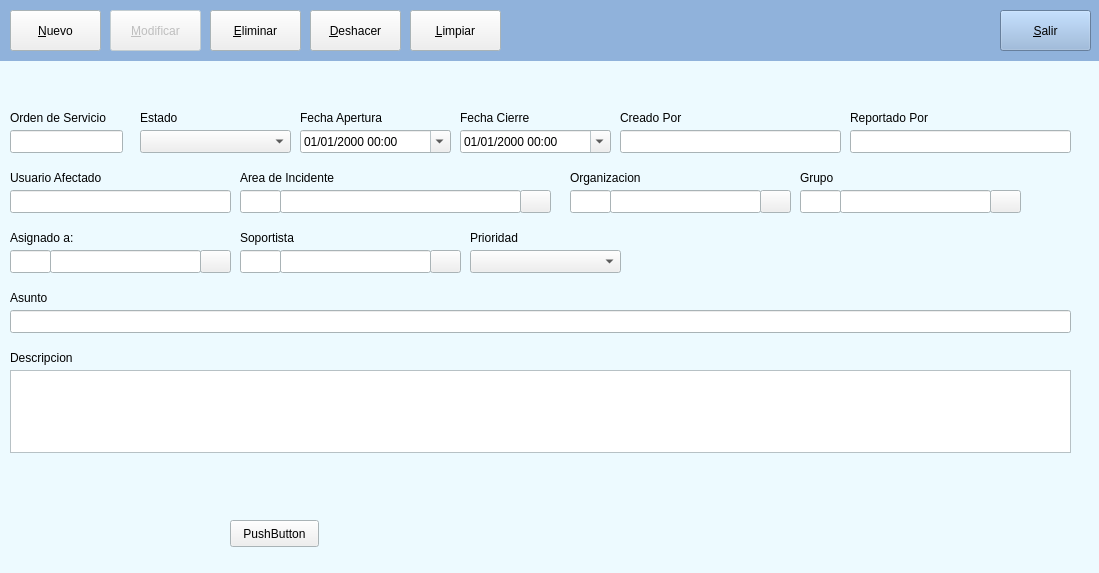
Before: the Qt Designer form src/ods.ui in foxcarlos/asiste, drawn with Qt 5.
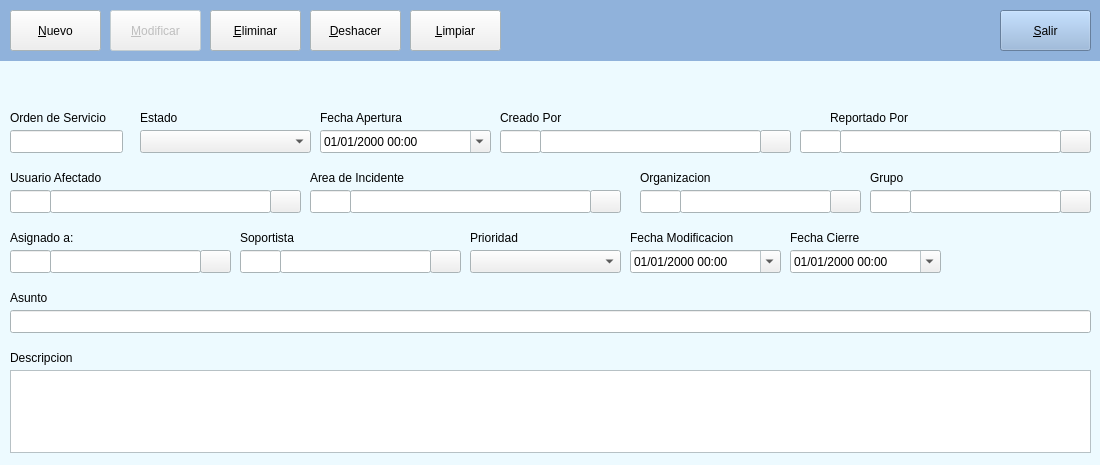
After: the same form once the commit is applied. Icons and pictures are not drawn.

Commit message:
modified:   asiste.py, Terminado el metodo autocompletar de los textbox creadoPor,ReportadoPor y afectado
modified:   src/ods.ui, Organizando algunos controles dentro del form

The edit to the form file:
```diff
--- a/src/ods.ui
+++ b/src/ods.ui
@@ -6,8 +6,8 @@
    <rect>
     <x>0</x>
     <y>0</y>
-    <width>1099</width>
-    <height>573</height>
+    <width>1100</width>
+    <height>465</height>
    </rect>
   </property>
   <property name="palette">
@@ -80,7 +80,7 @@
   <widget class="QLineEdit" name="lineEdit_9">
    <property name="geometry">
     <rect>
-     <x>280</x>
+     <x>350</x>
      <y>190</y>
      <width>241</width>
      <height>23</height>
@@ -100,16 +100,6 @@
     <string>Usuario Afectado</string>
    </property>
   </widget>
-  <widget class="QLineEdit" name="txtCreadoPor">
-   <property name="geometry">
-    <rect>
-     <x>620</x>
-     <y>130</y>
-     <width>221</width>
-     <height>23</height>
-    </rect>
-   </property>
-  </widget>
   <widget class="QLabel" name="label_12">
    <property name="geometry">
     <rect>
@@ -128,7 +118,7 @@
     <rect>
      <x>10</x>
      <y>370</y>
-     <width>1061</width>
+     <width>1081</width>
      <height>83</height>
     </rect>
    </property>
@@ -146,23 +136,10 @@
     <string>Orden de Servicio</string>
    </property>
   </widget>
-  <widget class="QLabel" name="label_5">
-   <property name="geometry">
-    <rect>
-     <x>620</x>
-     <y>110</y>
-     <width>111</width>
-     <height>16</height>
-    </rect>
-   </property>
-   <property name="text">
-    <string>Creado Por</string>
-   </property>
-  </widget>
   <widget class="QLabel" name="label_3">
    <property name="geometry">
     <rect>
-     <x>300</x>
+     <x>320</x>
      <y>110</y>
      <width>111</width>
      <height>16</height>
@@ -172,23 +149,10 @@
     <string>Fecha Apertura</string>
    </property>
   </widget>
-  <widget class="QLabel" name="label_4">
-   <property name="geometry">
-    <rect>
-     <x>460</x>
-     <y>110</y>
-     <width>111</width>
-     <height>16</height>
-    </rect>
-   </property>
-   <property name="text">
-    <string>Fecha Cierre</string>
-   </property>
-  </widget>
   <widget class="QLabel" name="label_11">
    <property name="geometry">
     <rect>
-     <x>240</x>
+     <x>310</x>
      <y>170</y>
      <width>121</width>
      <height>16</height>
@@ -198,22 +162,12 @@
     <string>Area de Incidente</string>
    </property>
   </widget>
-  <widget class="QLineEdit" name="txtReportadoPor">
-   <property name="geometry">
-    <rect>
-     <x>850</x>
-     <y>130</y>
-     <width>221</width>
-     <height>23</height>
-    </rect>
-   </property>
-  </widget>
   <widget class="QComboBox" name="cbxEstado">
    <property name="geometry">
     <rect>
      <x>140</x>
      <y>130</y>
-     <width>151</width>
+     <width>171</width>
      <height>23</height>
     </rect>
    </property>
@@ -237,7 +191,7 @@
   <widget class="QLabel" name="label_9">
    <property name="geometry">
     <rect>
-     <x>570</x>
+     <x>640</x>
      <y>170</y>
      <width>111</width>
      <height>16</height>
@@ -247,20 +201,10 @@
     <string>Organizacion</string>
    </property>
   </widget>
-  <widget class="QLineEdit" name="txtAfectado">
-   <property name="geometry">
-    <rect>
-     <x>10</x>
-     <y>190</y>
-     <width>221</width>
-     <height>23</height>
-    </rect>
-   </property>
-  </widget>
   <widget class="QLabel" name="label_6">
    <property name="geometry">
     <rect>
-     <x>850</x>
+     <x>830</x>
      <y>110</y>
      <width>111</width>
      <height>16</height>
@@ -298,7 +242,7 @@
     <rect>
      <x>10</x>
      <y>310</y>
-     <width>1061</width>
+     <width>1081</width>
      <height>23</height>
     </rect>
    </property>
@@ -306,51 +250,19 @@
   <widget class="QLineEdit" name="lineEdit_10">
    <property name="geometry">
     <rect>
-     <x>610</x>
+     <x>680</x>
      <y>190</y>
      <width>151</width>
      <height>23</height>
     </rect>
    </property>
   </widget>
-  <widget class="QPushButton" name="btnCombo">
+  <widget class="QDateTimeEdit" name="txtFechaApertura">
    <property name="geometry">
     <rect>
-     <x>230</x>
-     <y>520</y>
-     <width>89</width>
-     <height>27</height>
-    </rect>
-   </property>
-   <property name="text">
-    <string>PushButton</string>
-   </property>
-  </widget>
-  <widget class="QDateTimeEdit" name="dateTimeEdit">
-   <property name="geometry">
-    <rect>
-     <x>300</x>
+     <x>320</x>
      <y>130</y>
-     <width>151</width>
-     <height>23</height>
-    </rect>
-   </property>
-   <property name="wrapping">
-    <bool>false</bool>
-   </property>
-   <property name="displayFormat">
-    <string>dd/MM/yyyy HH:mm</string>
-   </property>
-   <property name="calendarPopup">
-    <bool>true</bool>
-   </property>
-  </widget>
-  <widget class="QDateTimeEdit" name="dateTimeEdit_2">
-   <property name="geometry">
-    <rect>
-     <x>460</x>
-     <y>130</y>
-     <width>151</width>
+     <width>171</width>
      <height>23</height>
     </rect>
    </property>
@@ -367,7 +279,7 @@
   <widget class="QLineEdit" name="lineEdit_13">
    <property name="geometry">
     <rect>
-     <x>240</x>
+     <x>310</x>
      <y>190</y>
      <width>41</width>
      <height>23</height>
@@ -377,7 +289,7 @@
   <widget class="QPushButton" name="pushButton">
    <property name="geometry">
     <rect>
-     <x>520</x>
+     <x>590</x>
      <y>190</y>
      <width>31</width>
      <height>23</height>
@@ -394,7 +306,7 @@
   <widget class="QPushButton" name="pushButton_2">
    <property name="geometry">
     <rect>
-     <x>760</x>
+     <x>830</x>
      <y>190</y>
      <width>31</width>
      <height>23</height>
@@ -411,7 +323,7 @@
   <widget class="QLineEdit" name="lineEdit_16">
    <property name="geometry">
     <rect>
-     <x>570</x>
+     <x>640</x>
      <y>190</y>
      <width>41</width>
      <height>23</height>
@@ -421,7 +333,7 @@
   <widget class="QPushButton" name="pushButton_3">
    <property name="geometry">
     <rect>
-     <x>990</x>
+     <x>1060</x>
      <y>190</y>
      <width>31</width>
      <height>23</height>
@@ -438,7 +350,7 @@
   <widget class="QLabel" name="label_16">
    <property name="geometry">
     <rect>
-     <x>800</x>
+     <x>870</x>
      <y>170</y>
      <width>111</width>
      <height>16</height>
@@ -451,7 +363,7 @@
   <widget class="QLineEdit" name="lineEdit_17">
    <property name="geometry">
     <rect>
-     <x>840</x>
+     <x>910</x>
      <y>190</y>
      <width>151</width>
      <height>23</height>
@@ -461,7 +373,7 @@
   <widget class="QLineEdit" name="lineEdit_18">
    <property name="geometry">
     <rect>
-     <x>800</x>
+     <x>870</x>
      <y>190</y>
      <width>41</width>
      <height>23</height>
@@ -599,7 +511,7 @@
     <rect>
      <x>0</x>
      <y>0</y>
-     <width>1101</width>
+     <width>1291</width>
      <height>61</height>
     </rect>
    </property>
@@ -1148,6 +1060,197 @@
      <normaloff>../img/30px_1 (514).png</normaloff>../img/30px_1 (514).png</iconset>
    </property>
   </widget>
+  <widget class="QLabel" name="lblCreadoPor">
+   <property name="geometry">
+    <rect>
+     <x>500</x>
+     <y>110</y>
+     <width>111</width>
+     <height>16</height>
+    </rect>
+   </property>
+   <property name="text">
+    <string>Creado Por</string>
+   </property>
+  </widget>
+  <widget class="QLineEdit" name="txtIdCreadoPor">
+   <property name="geometry">
+    <rect>
+     <x>500</x>
+     <y>130</y>
+     <width>41</width>
+     <height>23</height>
+    </rect>
+   </property>
+  </widget>
+  <widget class="QPushButton" name="btnCreadoPor">
+   <property name="geometry">
+    <rect>
+     <x>760</x>
+     <y>130</y>
+     <width>31</width>
+     <height>23</height>
+    </rect>
+   </property>
+   <property name="text">
+    <string/>
+   </property>
+   <property name="icon">
+    <iconset>
+     <normaloff>../img/user-6-16.png</normaloff>../img/user-6-16.png</iconset>
+   </property>
+  </widget>
+  <widget class="QLineEdit" name="txtCreadoPor">
+   <property name="geometry">
+    <rect>
+     <x>540</x>
+     <y>130</y>
+     <width>221</width>
+     <height>23</height>
+    </rect>
+   </property>
+  </widget>
+  <widget class="QPushButton" name="btnReportadoPor">
+   <property name="geometry">
+    <rect>
+     <x>1060</x>
+     <y>130</y>
+     <width>31</width>
+     <height>23</height>
+    </rect>
+   </property>
+   <property name="text">
+    <string/>
+   </property>
+   <property name="icon">
+    <iconset>
+     <normaloff>../img/user-6-16.png</normaloff>../img/user-6-16.png</iconset>
+   </property>
+  </widget>
+  <widget class="QLineEdit" name="txtIdReportadoPor">
+   <property name="geometry">
+    <rect>
+     <x>800</x>
+     <y>130</y>
+     <width>41</width>
+     <height>23</height>
+    </rect>
+   </property>
+  </widget>
+  <widget class="QLineEdit" name="txtReportadoPor">
+   <property name="geometry">
+    <rect>
+     <x>840</x>
+     <y>130</y>
+     <width>221</width>
+     <height>23</height>
+    </rect>
+   </property>
+  </widget>
+  <widget class="QPushButton" name="btnAfectado">
+   <property name="geometry">
+    <rect>
+     <x>270</x>
+     <y>190</y>
+     <width>31</width>
+     <height>23</height>
+    </rect>
+   </property>
+   <property name="text">
+    <string/>
+   </property>
+   <property name="icon">
+    <iconset>
+     <normaloff>../img/user-6-16.png</normaloff>../img/user-6-16.png</iconset>
+   </property>
+  </widget>
+  <widget class="QLineEdit" name="txtAfectado">
+   <property name="geometry">
+    <rect>
+     <x>50</x>
+     <y>190</y>
+     <width>221</width>
+     <height>23</height>
+    </rect>
+   </property>
+  </widget>
+  <widget class="QLineEdit" name="txtIdAfectado">
+   <property name="geometry">
+    <rect>
+     <x>10</x>
+     <y>190</y>
+     <width>41</width>
+     <height>23</height>
+    </rect>
+   </property>
+  </widget>
+  <widget class="QDateTimeEdit" name="txtFechaModificacion">
+   <property name="geometry">
+    <rect>
+     <x>630</x>
+     <y>250</y>
+     <width>151</width>
+     <height>23</height>
+    </rect>
+   </property>
+   <property name="wrapping">
+    <bool>false</bool>
+   </property>
+   <property name="displayFormat">
+    <string>dd/MM/yyyy HH:mm</string>
+   </property>
+   <property name="calendarPopup">
+    <bool>true</bool>
+   </property>
+  </widget>
+  <widget class="QLabel" name="label_4">
+   <property name="geometry">
+    <rect>
+     <x>630</x>
+     <y>230</y>
+     <width>141</width>
+     <height>16</height>
+    </rect>
+   </property>
+   <property name="text">
+    <string>Fecha Modificacion</string>
+   </property>
+  </widget>
+  <widget class="QDateTimeEdit" name="txtFechaCierre">
+   <property name="enabled">
+    <bool>true</bool>
+   </property>
+   <property name="geometry">
+    <rect>
+     <x>790</x>
+     <y>250</y>
+     <width>151</width>
+     <height>23</height>
+    </rect>
+   </property>
+   <property name="wrapping">
+    <bool>false</bool>
+   </property>
+   <property name="displayFormat">
+    <string>dd/MM/yyyy HH:mm</string>
+   </property>
+   <property name="calendarPopup">
+    <bool>true</bool>
+   </property>
+  </widget>
+  <widget class="QLabel" name="label_5">
+   <property name="geometry">
+    <rect>
+     <x>790</x>
+     <y>230</y>
+     <width>141</width>
+     <height>16</height>
+    </rect>
+   </property>
+   <property name="text">
+    <string>Fecha Cierre</string>
+   </property>
+  </widget>
  </widget>
  <tabstops>
   <tabstop>btnCombo</tabstop>
```
Left out of the diff: 14 changed lines with no effect on the pictures. The commit also changes 2 other files.
